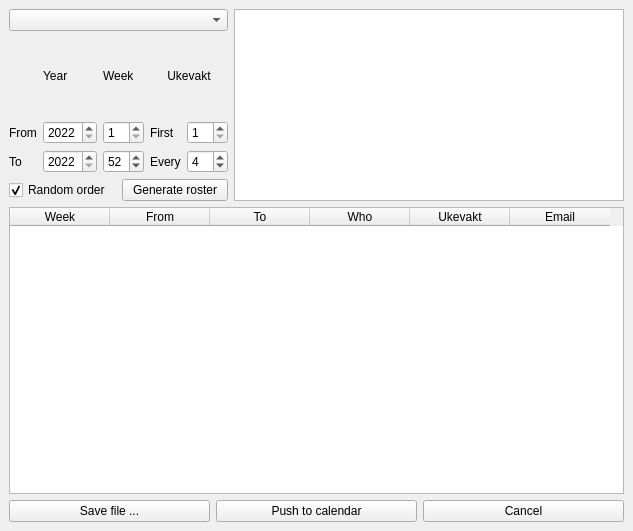
Old version of the form UI/RosterWindow.ui in the repository isaksengeir/appNRIS.
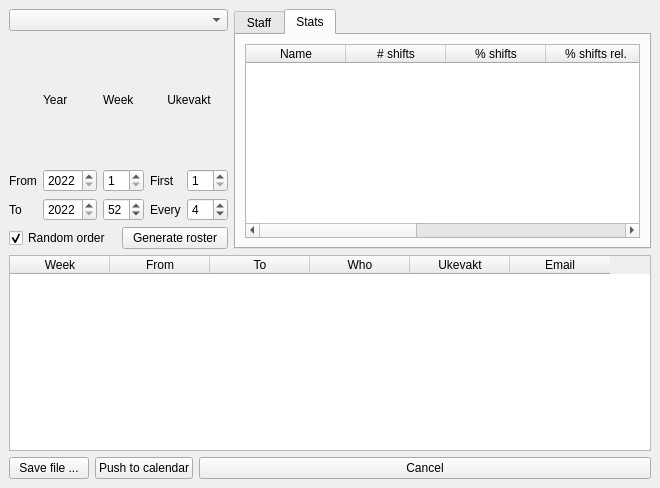
New version of the form. The open tabs and pages were chosen to show the change.

Patch:
```diff
--- a/UI/RosterWindow.ui
+++ b/UI/RosterWindow.ui
@@ -6,40 +6,22 @@
    <rect>
     <x>0</x>
     <y>0</y>
-    <width>633</width>
-    <height>531</height>
+    <width>660</width>
+    <height>488</height>
    </rect>
   </property>
   <property name="windowTitle">
    <string>MainWindow</string>
   </property>
   <widget class="QWidget" name="centralwidget">
-   <layout class="QVBoxLayout" name="verticalLayout">
+   <layout class="QVBoxLayout" name="verticalLayout_3">
     <item>
-     <layout class="QGridLayout" name="gridLayout_8">
-      <item row="0" column="0">
-       <layout class="QGridLayout" name="gridLayout_9">
+     <layout class="QGridLayout" name="gridLayout_2">
+      <item row="0" column="0" colspan="3">
+       <layout class="QGridLayout" name="gridLayout">
         <item row="0" column="0">
          <widget class="QComboBox" name="comboBox_institution_2"/>
         </item>
-        <item row="0" column="1" rowspan="3">
-         <widget class="QListWidget" name="staff_list_2">
-          <property name="font">
-           <font>
-            <family>Courier</family>
-           </font>
-          </property>
-          <property name="dragEnabled">
-           <bool>true</bool>
-          </property>
-          <property name="dragDropMode">
-           <enum>QAbstractItemView::InternalMove</enum>
-          </property>
-          <property name="defaultDropAction">
-           <enum>Qt::MoveAction</enum>
-          </property>
-         </widget>
-        </item>
         <item row="1" column="0">
          <layout class="QGridLayout" name="gridLayout_10">
           <item row="0" column="0">
@@ -199,7 +181,91 @@
         </item>
        </layout>
       </item>
-      <item row="1" column="0">
+      <item row="0" column="3">
+       <widget class="QTabWidget" name="tabWidget">
+        <property name="maximumSize">
+         <size>
+          <width>16777215</width>
+          <height>250</height>
+         </size>
+        </property>
+        <property name="currentIndex">
+         <number>0</number>
+        </property>
+        <widget class="QWidget" name="tab">
+         <attribute name="title">
+          <string>Staff</string>
+         </attribute>
+         <layout class="QVBoxLayout" name="verticalLayout">
+          <item>
+           <widget class="QListWidget" name="staff_list">
+            <property name="font">
+             <font>
+              <family>Courier</family>
+             </font>
+            </property>
+            <property name="dragEnabled">
+             <bool>true</bool>
+            </property>
+            <property name="dragDropMode">
+             <enum>QAbstractItemView::InternalMove</enum>
+            </property>
+            <property name="defaultDropAction">
+             <enum>Qt::MoveAction</enum>
+            </property>
+           </widget>
+          </item>
+         </layout>
+        </widget>
+        <widget class="QWidget" name="tab_2">
+         <attribute name="title">
+          <string>Stats</string>
+         </attribute>
+         <layout class="QVBoxLayout" name="verticalLayout_2">
+          <item>
+           <widget class="QTableWidget" name="tableWidget_stats">
+            <column>
+             <property name="text">
+              <string>Name</string>
+             </property>
+            </column>
+            <column>
+             <property name="text">
+              <string># shifts</string>
+             </property>
+            </column>
+            <column>
+             <property name="text">
+              <string>% shifts</string>
+             </property>
+            </column>
+            <column>
+             <property name="text">
+              <string>% shifts rel.</string>
+             </property>
+            </column>
+            <column>
+             <property name="text">
+              <string># ukevakt</string>
+             </property>
+            </column>
+            <column>
+             <property name="text">
+              <string>% ukevakt</string>
+             </property>
+            </column>
+            <column>
+             <property name="text">
+              <string>% ukevakt rel.</string>
+             </property>
+            </column>
+           </widget>
+          </item>
+         </layout>
+        </widget>
+       </widget>
+      </item>
+      <item row="1" column="0" colspan="4">
        <widget class="QTableWidget" name="tableWidget_roster_2">
         <attribute name="horizontalHeaderCascadingSectionResizes">
          <bool>false</bool>
@@ -237,29 +303,25 @@
        </widget>
       </item>
       <item row="2" column="0">
-       <layout class="QGridLayout" name="gridLayout_14">
-        <item row="0" column="0">
          <widget class="QPushButton" name="button_save_to_file">
           <property name="text">
            <string>Save file ...</string>
           </property>
          </widget>
         </item>
-        <item row="0" column="1">
+      <item row="2" column="1">
          <widget class="QPushButton" name="button_push_calemdar">
           <property name="text">
            <string>Push to calendar</string>
           </property>
          </widget>
         </item>
-        <item row="0" column="2">
+      <item row="2" column="2" colspan="2">
          <widget class="QPushButton" name="button_cancel">
           <property name="text">
            <string>Cancel</string>
           </property>
          </widget>
-        </item>
-       </layout>
       </item>
      </layout>
     </item>
```
Left out of the diff: 8 changed lines with no effect on the pictures. Lines whose indentation alone changed are shown as unchanged.
